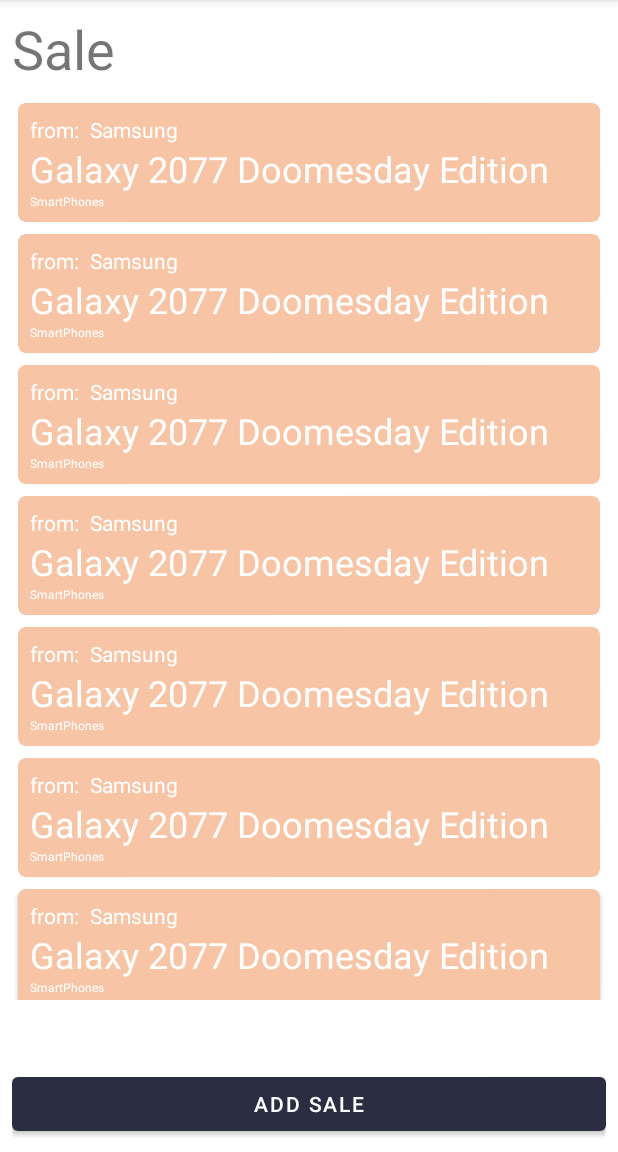
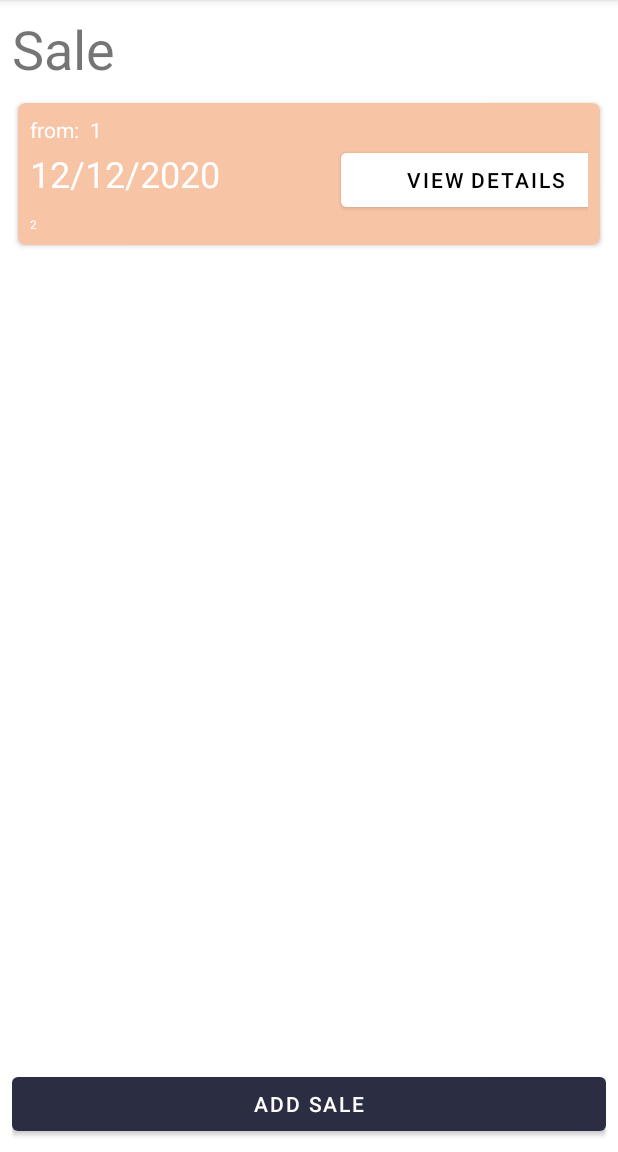
Before and after one commit to hassambitw/shop-manager-android-application, an Android app: the screen it shows after launch (MainActivity), in the side drawer, after a tap on "Sale", on a phone screen of 412 x 824 dp, the part 84-1236 px from its top. Run offline under Robolectric (Android 15) with nearby library versions, the phone set to English and light mode, and no system bars.

Commit message:
Added DBHelper with orders and orderItems+ integrated sales to work with db

```diff
--- a/app/build.gradle
+++ b/app/build.gradle
@@ -33,6 +33,7 @@ dependencies {
     implementation 'androidx.appcompat:appcompat:1.1.0'
     implementation 'com.google.android.material:material:1.1.0'
     implementation 'androidx.constraintlayout:constraintlayout:1.1.3'
+    implementation 'androidx.legacy:legacy-support-v4:1.0.0'
     testImplementation 'junit:junit:4.+'
     androidTestImplementation 'androidx.test.ext:junit:1.1.1'
     androidTestImplementation 'androidx.test.espresso:espresso-core:3.2.0'
--- /dev/null
+++ b/app/src/main/java/com/example/atry/DBHelper.java
@@ -0,0 +1,92 @@
+package com.example.atry;
+
+import android.content.ContentValues;
+import android.content.Context;
+import android.database.Cursor;
+import android.database.sqlite.SQLiteDatabase;
+import android.database.sqlite.SQLiteOpenHelper;
+import android.widget.Toast;
+
+public class DBHelper extends SQLiteOpenHelper {
+    public static final String DATABASE_NAME = "MyShop2.db";
+
+    public static final String ORDERS_TABLE_NAMEe = "orders";
+    public static final String ORDERS_ORDER_ID = "order_id";
+    public static final String ORDERS_CUSTOMER_ID = "customer_id";
+    public static final String ORDERS_ORDER_DATE = "order_date";
+
+
+    public static final String ORDER_ITEMS_TABLE_NAME = "order_items";
+    public static final String ORDER_ITEMS_ORDER_ID = "order_id";
+    public static final String ORDER_ITEMS_ITEM_ID = "item_id";
+    public static final String ORDER_ITEMS_PRODUCT_ID = "product_id";
+    public static final String ORDER_ITEMS_QUANTITY = "quantity";
+    public static final String ORDER_ITEMS_PRICE = "price";
+    public static final String ORDER_ITEMS_DISCOUNT = "discount";
+
+    public DBHelper(Context context) {
+        super(context, DATABASE_NAME , null, 1);
+    }
+
+    @Override
+    public void onCreate(SQLiteDatabase db) {
+
+        db.execSQL("DROP TABLE IF EXISTS orders");
+        db.execSQL("DROP TABLE IF EXISTS order_items");
+        System.out.println("IN CREATE BOOM");
+        String createTable_orders2 = "CREATE TABLE IF NOT EXISTS " + ORDERS_TABLE_NAMEe +
+                " ("+ ORDERS_ORDER_ID +" INTEGER PRIMARY KEY, "+
+                ORDERS_CUSTOMER_ID+ " INTEGER , " +
+                ORDERS_ORDER_DATE +" STRING " +
+              ")";
+        String createTable_order_items = "CREATE TABLE IF NOT EXISTS " + ORDER_ITEMS_TABLE_NAME +
+                " ("+ ORDER_ITEMS_ORDER_ID +" INTEGER, "+
+                ORDER_ITEMS_ITEM_ID + " INTEGER , " +
+                ORDER_ITEMS_PRODUCT_ID +" INTEGER, " +
+                ORDER_ITEMS_QUANTITY + " INTEGER, " +
+                ORDER_ITEMS_PRICE + " DOUBLE," +
+                ORDER_ITEMS_DISCOUNT+"DOUBLE,"+
+                "PRIMARY KEY("+ORDER_ITEMS_ORDER_ID+","+ORDER_ITEMS_ITEM_ID+
+                "))";
+        db.execSQL(createTable_orders2);
+        db.execSQL(createTable_order_items);
+    }
+
+    @Override
+    public void onUpgrade(SQLiteDatabase db, int oldVersion, int newVersion) {
+        // TODO Auto-generated method stub
+
+        onCreate(db);
+    }
+    public void insertOrder(int orderId, int customerId, String orderDate){
+        SQLiteDatabase db = this.getWritableDatabase();
+        ContentValues contentValues = new ContentValues();
+        contentValues.put("order_id", orderId);
+        contentValues.put("customer_id", customerId);
+        contentValues.put("order_date", orderDate);
+        db.insert("orders","",contentValues);
+
+    }
+
+    public void insert_order_item(int orderId, int itemId, int productId, int quantity, double price, double discount){
+        SQLiteDatabase db = this.getWritableDatabase();
+        ContentValues contentValues = new ContentValues();
+        contentValues.put("order_id", orderId);
+        contentValues.put("item_id", itemId);
+        contentValues.put("product_id", productId);
+        contentValues.put("quantity", quantity);
+        contentValues.put("price", price);
+        contentValues.put("discount",discount);
+        db.insert("order_items","",contentValues);
+
+    }
+    public Cursor getAllFrom_Orders() {
+        SQLiteDatabase db = this.getWritableDatabase();
+        return db.query("orders",null,null,null,null,null,null);
+    }
+    public Cursor getAllFrom_Order_items() {
+        SQLiteDatabase db = this.getWritableDatabase();
+        return db.query("order_items",null,null,null,null,null,null);
+    }
+
+}
--- a/app/src/main/java/com/example/atry/SalesFragment.java
+++ b/app/src/main/java/com/example/atry/SalesFragment.java
@@ -1,5 +1,6 @@
 package com.example.atry;
 
+import android.database.Cursor;
 import android.os.Bundle;
 import android.view.LayoutInflater;
 import android.view.View;
@@ -19,24 +20,23 @@ public class SalesFragment extends Fragment {
     private RecyclerView salesRecyclerView;
     private RecyclerView.Adapter salesAdapter;
     private RecyclerView.LayoutManager salesLayoutManager;
+    DBHelper dbO;
     @Override
     public View onCreateView(@NonNull LayoutInflater inflater, @Nullable ViewGroup container, @Nullable Bundle savedInstanceState) {
 
-        ArrayList<Product> productList = new ArrayList<>();
-        productList.add(new Product(001, "SmartPhones", "Samsung", "Galaxy 2077 Doomesday Edition", 2077, 202020, 55));
-        productList.add(new Product(001, "SmartPhones", "Samsung", "Galaxy 2077 Doomesday Edition", 2077, 202020, 55));
-        productList.add(new Product(001, "SmartPhones", "Samsung", "Galaxy 2077 Doomesday Edition", 2077, 202020, 55));
-        productList.add(new Product(001, "SmartPhones", "Samsung", "Galaxy 2077 Doomesday Edition", 2077, 202020, 55));
-        productList.add(new Product(001, "SmartPhones", "Samsung", "Galaxy 2077 Doomesday Edition", 2077, 202020, 55));
-        productList.add(new Product(001, "SmartPhones", "Samsung", "Galaxy 2077 Doomesday Edition", 2077, 202020, 55));
-        productList.add(new Product(001, "SmartPhones", "Samsung", "Galaxy 2077 Doomesday Edition", 2077, 202020, 55));
-        productList.add(new Product(001, "SmartPhones", "Samsung", "Galaxy 2077 Doomesday Edition", 2077, 202020, 55));
-        productList.add(new Product(001, "SmartPhones", "Samsung", "Galaxy 2077 Doomesday Edition", 2077, 202020, 55));
-        productList.add(new Product(001, "SmartPhones", "Samsung", "Galaxy 2077 Doomesday Edition", 2077, 202020, 55));
-        productList.add(new Product(001, "SmartPhones", "Samsung", "Galaxy 2077 Doomesday Edition", 2077, 202020, 55));
+        ArrayList<Orders> ordersList = new ArrayList<>();
 
+        dbO=new DBHelper(getActivity());
+        dbO.insertOrder(2,001,"12/12/2020");
 
+        Cursor c1=dbO.getAllFrom_Orders();
+        while(c1.moveToNext()){
+            int id=c1.getInt(c1.getColumnIndex("order_id"));
 
+            int customerID=c1.getInt(c1.getColumnIndex("customer_id"));
+            String orderDate=c1.getString(c1.getColumnIndex("order_date"));
+            ordersList.add(new Orders(id,customerID,orderDate));
+        }
 
 
 
@@ -45,7 +45,7 @@ public class SalesFragment extends Fragment {
         salesRecyclerView = v.findViewById(R.id.product_recycler_view);
         salesRecyclerView.setHasFixedSize(true);
         salesLayoutManager = new LinearLayoutManager(v.getContext());
-        salesAdapter = new ProductAdapter(productList);
+        salesAdapter = new Sales_Adapter(ordersList);
         salesRecyclerView.setLayoutManager(salesLayoutManager);
         salesRecyclerView.setAdapter(salesAdapter);
 
--- /dev/null
+++ b/app/src/main/java/com/example/atry/Sales_Adapter.java
@@ -0,0 +1,62 @@
+package com.example.atry;
+
+import android.view.LayoutInflater;
+import android.view.View;
+import android.view.ViewGroup;
+import android.widget.Button;
+import android.widget.TextView;
+
+import androidx.annotation.NonNull;
+import androidx.recyclerview.widget.RecyclerView;
+
+import java.util.ArrayList;
+
+public class Sales_Adapter extends RecyclerView.Adapter<Sales_Adapter.SalesViewHolder> {
+
+    private ArrayList<Orders> salesList;
+    public class SalesViewHolder extends RecyclerView.ViewHolder{
+        public TextView mTextView1;
+        public TextView mTextView2;
+        public TextView mTextView3;
+        public Button b;
+
+        public SalesViewHolder(@NonNull View itemView) {
+            super(itemView);
+
+
+            mTextView1 = itemView.findViewById(R.id.category);
+            mTextView2 = itemView.findViewById(R.id.brandName);
+            mTextView3 = itemView.findViewById(R.id.productName);
+            b=itemView.findViewById(R.id.view_button);
+        }
+    }
+
+    public Sales_Adapter (ArrayList<Orders> salesList) {
+        this.salesList = salesList;
+    }
+
+    @NonNull
+    @Override
+    public SalesViewHolder onCreateViewHolder(@NonNull ViewGroup parent, int viewType) {
+        View v = LayoutInflater.from(parent.getContext()).inflate(R.layout.sales_item,parent,false);
+        SalesViewHolder svh = new SalesViewHolder(v);
+        return svh;
+    }
+
+    @Override
+    public void onBindViewHolder(@NonNull SalesViewHolder holder, int position) {
+
+        Orders curItem = salesList.get(position);
+
+        holder.mTextView1.setText(Integer.toString(curItem.getOrderId()));
+        holder.mTextView2.setText(Integer.toString(curItem.getCustomerId()));
+        holder.mTextView3.setText(curItem.getOrderDate());
+
+
+    }
+
+    @Override
+    public int getItemCount() {
+        return salesList.size();
+    }
+}
--- /dev/null
+++ b/app/src/main/res/layout/sales_item.xml
@@ -0,0 +1,71 @@
+<?xml version="1.0" encoding="utf-8"?>
+<androidx.cardview.widget.CardView xmlns:android="http://schemas.android.com/apk/res/android"
+    xmlns:app="http://schemas.android.com/apk/res-auto"
+    android:layout_width="match_parent"
+    android:layout_height="wrap_content"
+    android:layout_margin="4dp"
+    android:orientation="vertical"
+    android:padding="8dp"
+    app:cardBackgroundColor="@color/weirdyellow"
+    app:cardCornerRadius="5dp">
+
+    <LinearLayout
+        android:layout_width="match_parent"
+        android:layout_height="match_parent"
+        android:orientation="vertical"
+        android:padding="8dp">
+
+        <LinearLayout
+            android:layout_width="match_parent"
+            android:layout_height="match_parent"
+            android:orientation="horizontal">
+
+            <TextView
+                android:id="@+id/from"
+                android:layout_width="wrap_content"
+                android:layout_height="wrap_content"
+                android:text="from: "
+                android:textColor="@color/white" />
+
+            <TextView
+                android:id="@+id/brandName"
+                android:layout_width="match_parent"
+                android:layout_height="wrap_content"
+                android:paddingLeft="4dp"
+                android:text="Brand Name"
+                android:textColor="@color/white" />
+
+        </LinearLayout>
+<LinearLayout
+    android:layout_width="match_parent"
+    android:layout_height="wrap_content"
+    android:orientation="horizontal"
+    android:weightSum="1">
+        <TextView
+            android:id="@+id/productName"
+            android:layout_width="wrap_content"
+            android:layout_weight="0.75"
+            android:layout_height="wrap_content"
+            android:text="Product Name"
+            android:textColor="@color/white"
+            android:textSize="24sp" />
+    <Button
+        android:id="@+id/view_button"
+        android:layout_width="wrap_content"
+        android:layout_weight="0.5"
+        android:backgroundTint="@color/white"
+        android:text="VIEW DETAILS"
+        android:textColor="@color/black"
+        android:layout_height="wrap_content"/>
+</LinearLayout>
+
+        <TextView
+            android:id="@+id/category"
+            android:layout_width="match_parent"
+            android:layout_height="wrap_content"
+            android:text="Category"
+            android:textColor="@color/white"
+            android:textSize="8sp" />
+    </LinearLayout>
+
+</androidx.cardview.widget.CardView>
--- a/app/src/main/res/values/strings.xml
+++ b/app/src/main/res/values/strings.xml
@@ -10,4 +10,6 @@
     <string name="reports">Reports</string>
     <string name="settings">Settings</string>
     <string name="dashboard">Dashboard</string>
+    <!-- TODO: Remove or change this placeholder text -->
+    <string name="hello_blank_fragment">Hello blank fragment</string>
 </resources>
```
Also changed, not shown: app/src/main/java/com/example/atry/Order_Items.java (added, +67 -0 lines), app/src/main/java/com/example/atry/Orders.java (+2 -28 lines), app/src/main/java/com/example/atry/View_order_Fragment.java (added, +19 -0 lines), app/src/main/res/layout/fragment_view__order.xml (added, +14 -0 lines).
